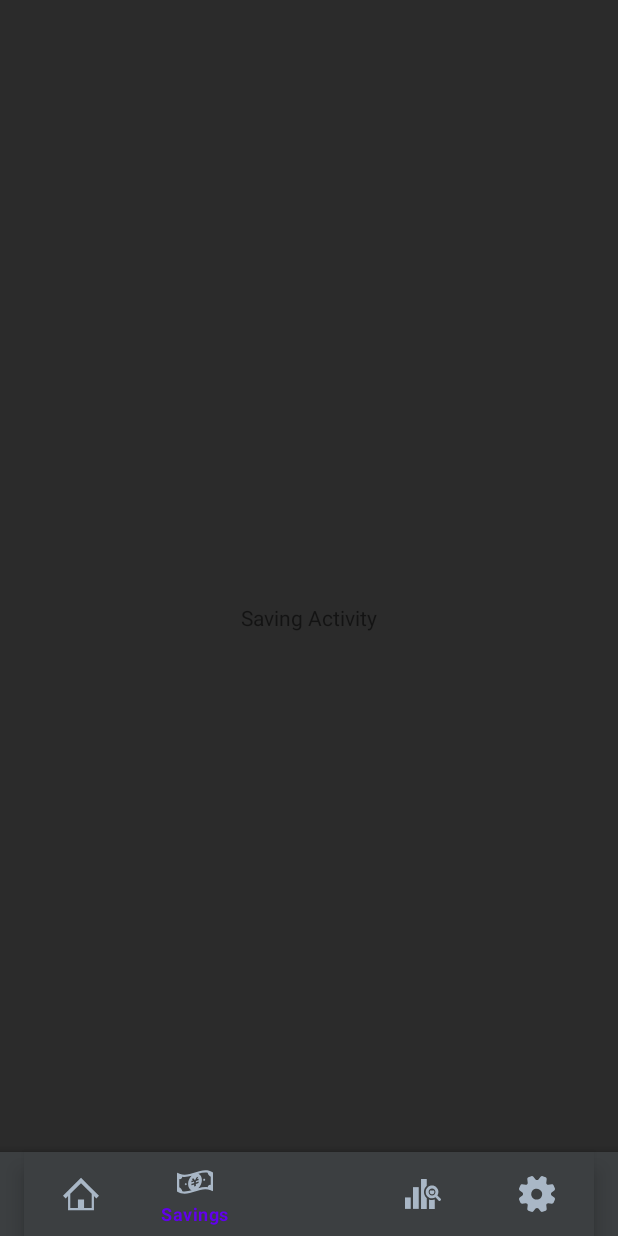
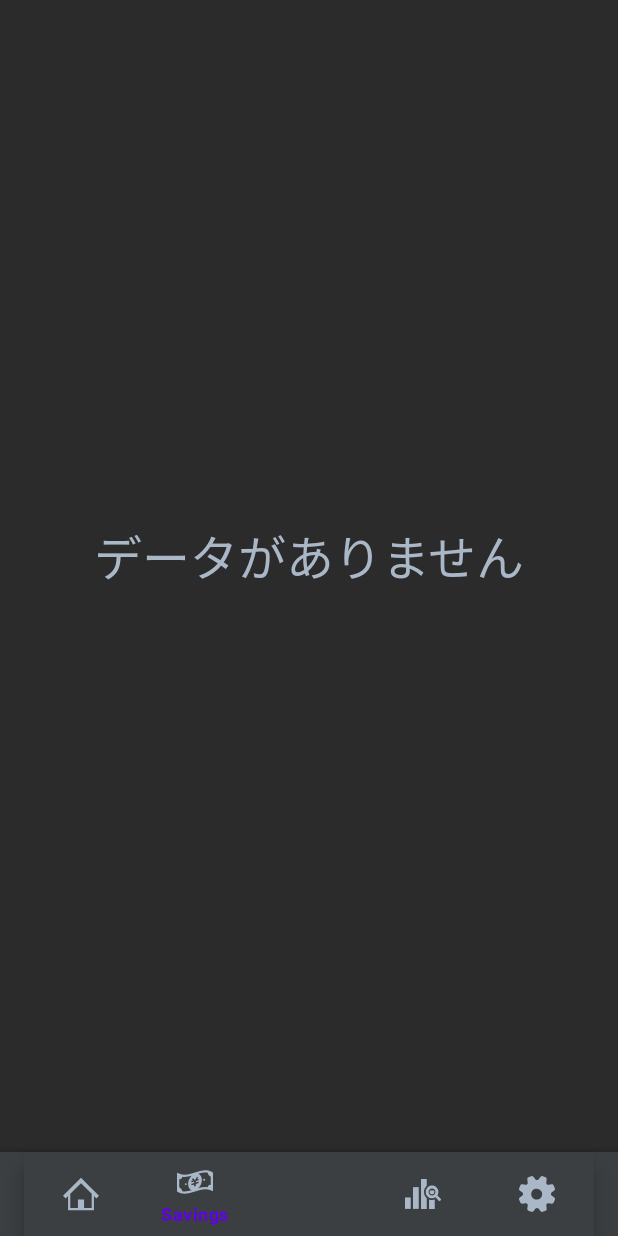
Before and after one commit to 3tuk1/AndroidAppInv, an Android app: the SavingActivity screen opened directly, with no data from a screen before it, on a phone screen of 412 x 824 dp. Run offline under Robolectric (Android 15) with nearby library versions, the light colour scheme and no system bars; our stand-ins replace Room's generated code.

Commit message:
Add pie chart feature to savings activity; implement data retrieval and display logic

```diff
--- a/app/src/main/java/com/inv/inventryapp/model/dao/HistoryDao.java
+++ b/app/src/main/java/com/inv/inventryapp/model/dao/HistoryDao.java
@@ -21,4 +21,7 @@ public interface HistoryDao {
 
     @Query("SELECT * FROM history ORDER BY date DESC")
     List<History> getAll();
+
+    @Query("SELECT * FROM history WHERE strftime('%Y-%m', date) = :yearMonth")
+    List<History> getHistoriesForMonth(String yearMonth);
 }
--- a/app/src/main/java/com/inv/inventryapp/model/dao/ProductDao.java
+++ b/app/src/main/java/com/inv/inventryapp/model/dao/ProductDao.java
@@ -19,9 +19,12 @@ public interface ProductDao {
     @Delete
     void delete(Product product);
 
-    @Query("SELECT * FROM product")
+    @Query("SELECT * FROM product WHERE quantity > 0")
     List<Product> getAll();
 
-    @Query("SELECT * FROM product WHERE productId = :productId LIMIT 1")
-    Product getById(int productId);
+    @Query("SELECT * FROM product WHERE productId = :id")
+    Product findById(int id);
+
+    @Query("SELECT * FROM product WHERE product_name = :name")
+    Product findByName(String name);
 }
--- a/app/src/main/java/com/inv/inventryapp/repository/HistoryRepository.java
+++ b/app/src/main/java/com/inv/inventryapp/repository/HistoryRepository.java
@@ -26,4 +26,8 @@ public class HistoryRepository {
     public void deleteHistory(History history) {
         historyDao.delete(history);
     }
+
+    public java.util.List<History> getHistoriesForMonth(String yearMonth) {
+        return historyDao.getHistoriesForMonth(yearMonth);
+    }
 }
--- a/app/src/main/java/com/inv/inventryapp/repository/ProductRepository.java
+++ b/app/src/main/java/com/inv/inventryapp/repository/ProductRepository.java
@@ -26,6 +26,10 @@ public class ProductRepository {
     }
 
     public Product findById(int productId) {
-        return productDao.getById(productId);
+        return productDao.findById(productId);
+    }
+
+    public Product findByName(String name) {
+        return productDao.findByName(name);
     }
 }
--- a/app/src/main/java/com/inv/inventryapp/usecase/PieChartDataUseCase.java
+++ b/app/src/main/java/com/inv/inventryapp/usecase/PieChartDataUseCase.java
@@ -1,5 +1,43 @@
 package com.inv.inventryapp.usecase;
 
+import com.inv.inventryapp.model.entity.History;
+import com.inv.inventryapp.model.entity.Product;
+import com.inv.inventryapp.repository.HistoryRepository;
+import com.inv.inventryapp.repository.ProductRepository;
+
+import java.util.List;
+import java.util.Map;
+import java.util.stream.Collectors;
+
 public class PieChartDataUseCase {
-    // ...existing code...
+
+    private final HistoryRepository historyRepository;
+    private final ProductRepository productRepository;
+
+    public PieChartDataUseCase(HistoryRepository historyRepository, ProductRepository productRepository) {
+        this.historyRepository = historyRepository;
+        this.productRepository = productRepository;
+    }
+
+    public List<Float> execute(String yearMonth) {
+        List<History> histories = historyRepository.getHistoriesForMonth(yearMonth);
+
+        // Typeごとに価格を合計
+        Map<String, Integer> summedPrices = histories.stream()
+                .collect(Collectors.groupingBy(
+                        History::getType,
+                        Collectors.summingInt(history -> {
+                            Product product = productRepository.findByName(history.getProductName());
+                            if (product != null && product.getPrice() != null) {
+                                return product.getPrice() * history.getQuantity();
+                            }
+                            return 0;
+                        })
+                ));
+
+        // 合計値をFloatのリストに変換
+        return summedPrices.values().stream()
+                .map(Integer::floatValue)
+                .collect(Collectors.toList());
+    }
 }
--- a/app/src/main/java/com/inv/inventryapp/view/chart/PieChartFragment.kt
+++ b/app/src/main/java/com/inv/inventryapp/view/chart/PieChartFragment.kt
@@ -5,12 +5,15 @@ import android.view.LayoutInflater
 import android.view.View
 import android.view.ViewGroup
 import androidx.fragment.app.Fragment
+import androidx.fragment.app.viewModels
 import com.inv.inventryapp.databinding.FragmentPieChartBinding
+import com.inv.inventryapp.viewmodel.PieChartViewModel
 
 class PieChartFragment : Fragment() {
 
     private var _binding: FragmentPieChartBinding? = null
     private val binding get() = _binding!!
+    private val viewModel: PieChartViewModel by viewModels()
 
     override fun onCreateView(
         inflater: LayoutInflater, container: ViewGroup?,
@@ -23,6 +26,10 @@ class PieChartFragment : Fragment() {
     override fun onViewCreated(view: View, savedInstanceState: Bundle?) {
         super.onViewCreated(view, savedInstanceState)
         // ここでViewModelを初期化し、データを監視してPieChartViewを更新します。
+        viewModel.pieData.observe(viewLifecycleOwner) { data ->
+            binding.pieChartView.setData(data)
+        }
+        viewModel.loadPieChartData()
     }
 
     override fun onDestroyView() {
--- a/app/src/main/java/com/inv/inventryapp/view/chart/PieChartView.kt
+++ b/app/src/main/java/com/inv/inventryapp/view/chart/PieChartView.kt
@@ -2,11 +2,11 @@ package com.inv.inventryapp.view.chart
 
 import android.content.Context
 import android.graphics.Canvas
-import android.graphics.Color
 import android.graphics.Paint
 import android.graphics.RectF
 import android.util.AttributeSet
 import android.view.View
+import com.inv.inventryapp.R
 
 class PieChartView @JvmOverloads constructor(
     context: Context, attrs: AttributeSet? = null, defStyleAttr: Int = 0
@@ -16,12 +16,22 @@ class PieChartView @JvmOverloads constructor(
     private val rectF = RectF()
     private var data: List<Float> = emptyList()
     private var colors: List<Int> = listOf(
-        Color.RED, Color.GREEN, Color.BLUE, Color.YELLOW, Color.CYAN, Color.MAGENTA
+        context.getColor(R.color.pie_color_1),
+        context.getColor(R.color.pie_color_2),
+        context.getColor(R.color.pie_color_3),
+        context.getColor(R.color.pie_color_4),
+        context.getColor(R.color.pie_color_5),
+        context.getColor(R.color.pie_color_6)
     )
     private val holePaint = Paint(Paint.ANTI_ALIAS_FLAG).apply {
-        color = Color.WHITE // 背景色に合わせて変更してください
+        color = context.getColor(R.color.intellij_background)
     }
     private var holeRadiusRatio = 0.5f // 中央の穴の半径の割合
+    private val textPaint = Paint(Paint.ANTI_ALIAS_FLAG).apply {
+        color = context.getColor(R.color.intellij_text_primary)
+        textAlign = Paint.Align.CENTER
+        textSize = 48f
+    }
 
     fun setData(data: List<Float>) {
         this.data = data
@@ -31,25 +41,27 @@ class PieChartView @JvmOverloads constructor(
     override fun onDraw(canvas: Canvas) {
         super.onDraw(canvas)
 
-        if (data.isEmpty()) {
+        val centerX = width / 2f
+        val centerY = height / 2f
+
+        if (data.isEmpty() || data.all { it == 0f }) {
+            canvas.drawText("データがありません", centerX, centerY, textPaint)
             return
         }
 
         val total = data.sum()
-        val width = width.toFloat()
-        val height = height.toFloat()
         val radius = Math.min(width, height) / 2f
-        val centerX = width / 2f
-        val centerY = height / 2f
 
         rectF.set(centerX - radius, centerY - radius, centerX + radius, centerY + radius)
 
         var startAngle = 0f
-        data.forEachIndexed { index, value ->
-            val sweepAngle = value / total * 360f
-            paint.color = colors[index % colors.size]
-            canvas.drawArc(rectF, startAngle, sweepAngle, true, paint)
-            startAngle += sweepAngle
+        if (total > 0f) {
+            data.forEachIndexed { index, value ->
+                val sweepAngle = value / total * 360f
+                paint.color = colors[index % colors.size]
+                canvas.drawArc(rectF, startAngle, sweepAngle, true, paint)
+                startAngle += sweepAngle
+            }
         }
 
         // 中央の穴を描画
--- a/app/src/main/java/com/inv/inventryapp/view/saving/SavingActivity.kt
+++ b/app/src/main/java/com/inv/inventryapp/view/saving/SavingActivity.kt
@@ -6,6 +6,7 @@ import androidx.appcompat.app.AppCompatActivity
 import com.google.android.material.bottomnavigation.BottomNavigationView
 import com.inv.inventryapp.view.analysis.AnalysisActivity
 import com.inv.inventryapp.R
+import com.inv.inventryapp.view.chart.PieChartFragment
 import com.inv.inventryapp.view.home.HomeActivity
 import com.inv.inventryapp.view.setting.SettingActivity
 
@@ -14,6 +15,12 @@ class SavingActivity : AppCompatActivity() {
     override fun onCreate(savedInstanceState: Bundle?) {
         super.onCreate(savedInstanceState)
         setContentView(R.layout.activity_saving)
+
+        if (savedInstanceState == null) {
+            supportFragmentManager.beginTransaction()
+                .replace(R.id.fragment_container, PieChartFragment())
+                .commit()
+        }
 
         val bottomNavigationView = findViewById<BottomNavigationView>(R.id.bottom_navigation_view)
         bottomNavigationView.selectedItemId = R.id.navigation_savings
--- a/app/src/main/java/com/inv/inventryapp/viewmodel/PieChartViewModel.kt
+++ b/app/src/main/java/com/inv/inventryapp/viewmodel/PieChartViewModel.kt
@@ -1,17 +1,32 @@
 package com.inv.inventryapp.viewmodel
 
+import android.app.Application
+import androidx.lifecycle.AndroidViewModel
 import androidx.lifecycle.LiveData
 import androidx.lifecycle.MutableLiveData
-import androidx.lifecycle.ViewModel
+import androidx.lifecycle.viewModelScope
+import com.inv.inventryapp.repository.HistoryRepository
+import com.inv.inventryapp.repository.ProductRepository
+import com.inv.inventryapp.usecase.PieChartDataUseCase
+import kotlinx.coroutines.Dispatchers
+import kotlinx.coroutines.launch
+import java.time.LocalDate
+import java.time.format.DateTimeFormatter
 
-class PieChartViewModel : ViewModel() {
+class PieChartViewModel(application: Application) : AndroidViewModel(application) {
 
     private val _pieData = MutableLiveData<List<Float>>()
     val pieData: LiveData<List<Float>> = _pieData
 
+    private val historyRepository = HistoryRepository(application)
+    private val productRepository = ProductRepository(application)
+    private val pieChartDataUseCase = PieChartDataUseCase(historyRepository, productRepository)
+
     fun loadPieChartData() {
-        // ここでデータベースやリポジトリからデータを取得します
-        // 例としてダミーデータを設定
-        _pieData.value = listOf(10f, 20f, 30f, 40f)
+        viewModelScope.launch(Dispatchers.IO) {
+            val currentMonth = LocalDate.now().format(DateTimeFormatter.ofPattern("yyyy-MM"))
+            val data = pieChartDataUseCase.execute(currentMonth)
+            _pieData.postValue(data)
+        }
     }
 }
--- a/app/src/main/res/layout/activity_saving.xml
+++ b/app/src/main/res/layout/activity_saving.xml
@@ -5,11 +5,11 @@
     android:background="@color/intellij_background"
     android:layout_height="match_parent">
 
-    <TextView
-        android:layout_width="wrap_content"
-        android:layout_height="wrap_content"
-        android:text="Saving Activity"
-        android:layout_gravity="center" />
+    <androidx.fragment.app.FragmentContainerView
+        android:id="@+id/fragment_container"
+        android:layout_width="match_parent"
+        android:layout_height="match_parent"
+        android:layout_marginBottom="?attr/actionBarSize" />
 
     <com.google.android.material.bottomappbar.BottomAppBar
         android:id="@+id/bottom_app_bar"
--- a/app/src/main/res/values/colors.xml
+++ b/app/src/main/res/values/colors.xml
@@ -12,4 +12,10 @@
     <color name="intellij_text_primary">#A9B7C6</color>
     <color name="intellij_text_hint">#808080</color>
     <color name="intellij_button_text">#FFFFFF</color>
+    <color name="pie_color_1">#82B1FF</color>
+    <color name="pie_color_2">#B2FF59</color>
+    <color name="pie_color_3">#FFD180</color>
+    <color name="pie_color_4">#FF8A80</color>
+    <color name="pie_color_5">#EA80FC</color>
+    <color name="pie_color_6">#FFFF8D</color>
 </resources>
--- a/app/src/main/res/values/themes.xml
+++ b/app/src/main/res/values/themes.xml
@@ -12,5 +12,17 @@
     <!-- Status bar color. -->
     <item name="android:statusBarColor" tools:targetApi="l">?attr/colorPrimaryVariant</item>
     <!-- Customize your theme here. -->
+    <item name="android:popupMenuStyle">@style/CustomPopupMenu</item>
+    <item name="popupMenuStyle">@style/CustomPopupMenu</item>
+    <item name="textAppearanceSmallPopupMenu">@style/CustomPopupTextAppearance</item>
+    <item name="textAppearanceLargePopupMenu">@style/CustomPopupTextAppearance</item>
+  </style>
+
+  <style name="CustomPopupMenu" parent="@style/Widget.AppCompat.PopupMenu">
+    <item name="android:popupBackground">@color/intellij_surface</item>
+  </style>
+
+  <style name="CustomPopupTextAppearance" parent="@style/TextAppearance.AppCompat.Widget.PopupMenu.Small">
+      <item name="android:textColor">@color/intellij_text_primary</item>
   </style>
 </resources>
```
Also changed, not shown: app/src/main/java/com/inv/inventryapp/view/PieChartFragment.kt (deleted, +0 -41 lines), app/src/main/java/com/inv/inventryapp/viewmodel/ProductEditViewModel.kt (+22 -3 lines).
